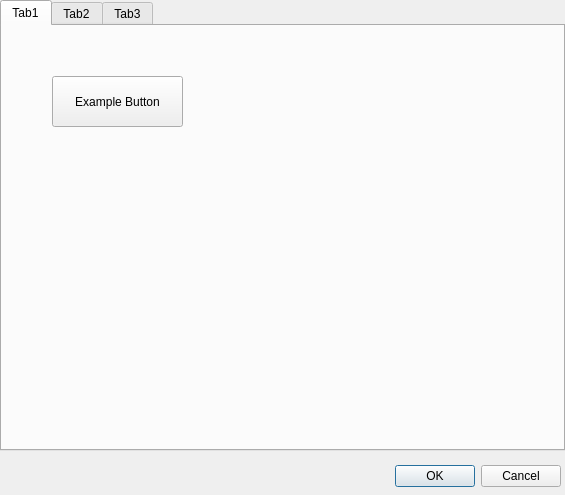
The window that tbvexchanger_dialog.ui (svengijsen/TBVExchanger) describes before a commit, drawn with Qt 5.
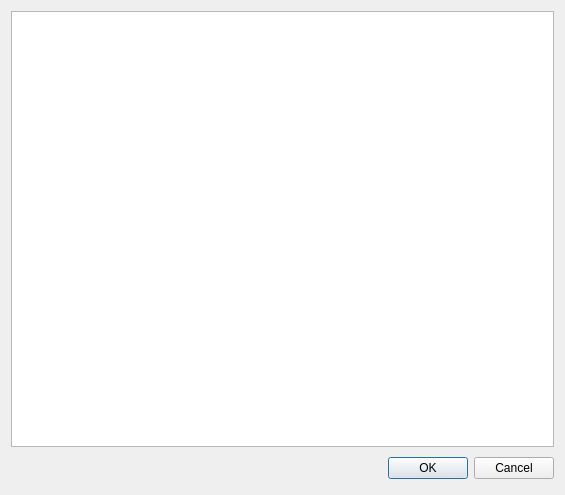
The same window after the commit.

```diff
--- a/tbvexchanger_dialog.ui
+++ b/tbvexchanger_dialog.ui
@@ -13,15 +13,8 @@
   <property name="windowTitle">
    <string>TBVExchanger_Dialog</string>
   </property>
-  <widget class="QWidget" name="layoutWidget">
-   <property name="geometry">
-    <rect>
-     <x>340</x>
-     <y>460</y>
-     <width>221</width>
-     <height>33</height>
-    </rect>
-   </property>
+  <layout class="QGridLayout" name="gridLayout">
+   <item row="1" column="0">
    <layout class="QHBoxLayout">
     <property name="spacing">
      <number>6</number>
@@ -57,49 +50,27 @@
      </widget>
     </item>
    </layout>
-  </widget>
-  <widget class="QTabWidget" name="tabWidget">
-   <property name="geometry">
-    <rect>
-     <x>0</x>
-     <y>0</y>
-     <width>565</width>
-     <height>451</height>
-    </rect>
-   </property>
-   <property name="currentIndex">
-    <number>0</number>
-   </property>
-   <widget class="QWidget" name="tab1">
-    <attribute name="title">
-     <string>Tab1</string>
-    </attribute>
-    <widget class="QPushButton" name="btnExampleButton">
-     <property name="geometry">
-      <rect>
-       <x>50</x>
-       <y>50</y>
-       <width>131</width>
-       <height>51</height>
-      </rect>
-     </property>
-     <property name="text">
-      <string>Example Button</string>
-     </property>
+   </item>
+   <item row="0" column="0">
+    <widget class="QTextBrowser" name="textBrowser">
+     <property name="html">
+      <string notr="true">&lt;!DOCTYPE HTML PUBLIC &quot;-//W3C//DTD HTML 4.0//EN&quot; &quot;http://www.w3.org/TR/REC-html40/strict.dtd&quot;&gt;
+&lt;html&gt;&lt;head&gt;&lt;meta name=&quot;qrichtext&quot; content=&quot;1&quot; /&gt;&lt;style type=&quot;text/css&quot;&gt;
+p, li { white-space: pre-wrap; }
+&lt;/style&gt;&lt;/head&gt;&lt;body style=&quot; font-family:'MS Shell Dlg 2'; font-size:8.25pt; font-weight:400; font-style:normal;&quot;&gt;
+&lt;p style=&quot;-qt-paragraph-type:empty; margin-top:0px; margin-bottom:0px; margin-left:0px; margin-right:0px; -qt-block-indent:0; text-indent:0px; font-size:8pt;&quot;&gt;&lt;br /&gt;&lt;/p&gt;&lt;/body&gt;&lt;/html&gt;</string>
+     </property>
+     <property name="source">
+      <url>
+       <string>qrc:/dataTBV/html/NetworkPlugin_guide.htm</string>
+      </url>
+     </property>
     </widget>
-   </widget>
-   <widget class="QWidget" name="tab2">
-    <attribute name="title">
-     <string>Tab2</string>
-    </attribute>
-   </widget>
-   <widget class="QWidget" name="tab">
-    <attribute name="title">
-     <string>Tab3</string>
-    </attribute>
-   </widget>
-  </widget>
- </widget>
- <resources/>
+   </item>
+  </layout>
+ </widget>
+ <resources>
+  <include location="rsc.qrc"/>
+ </resources>
  <connections/>
 </ui>
```
Left out of the diff: 11 changed lines with no effect on the pictures. Lines whose indentation alone changed are shown as unchanged.
